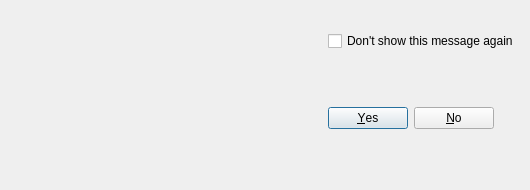
This is src/ui/confirmbox.ui in Yubico/yubikey-personalization-gui as Qt 5 draws it before an edit. The edited form follows.
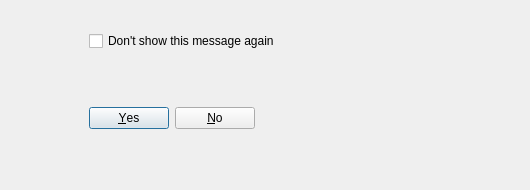
This is the edited form.

Commit message: set a minimum width for the confirmbox text

What changed in the file:
```diff
--- a/src/ui/confirmbox.ui
+++ b/src/ui/confirmbox.ui
@@ -76,7 +76,7 @@
        </property>
        <property name="minimumSize">
         <size>
-         <width>0</width>
+         <width>430</width>
          <height>0</height>
         </size>
        </property>
```
